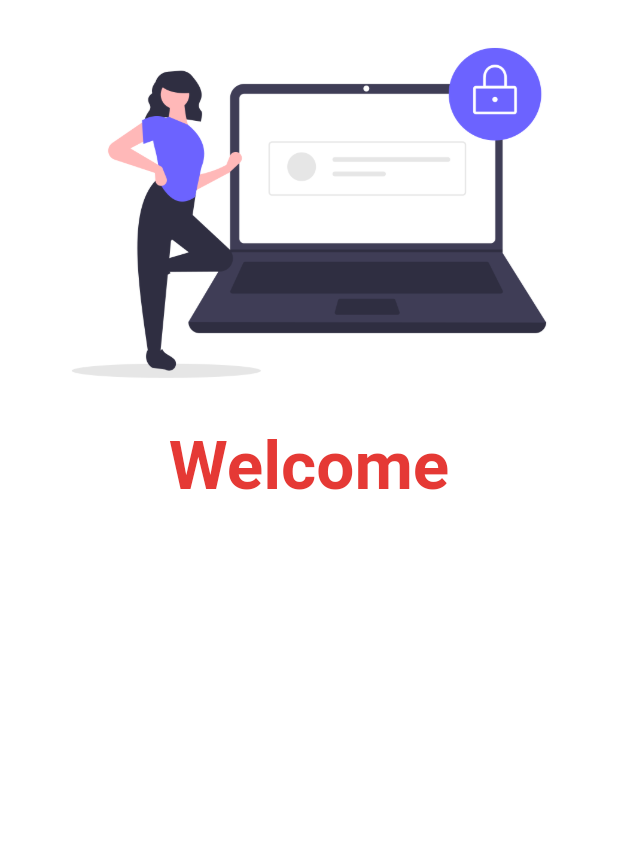
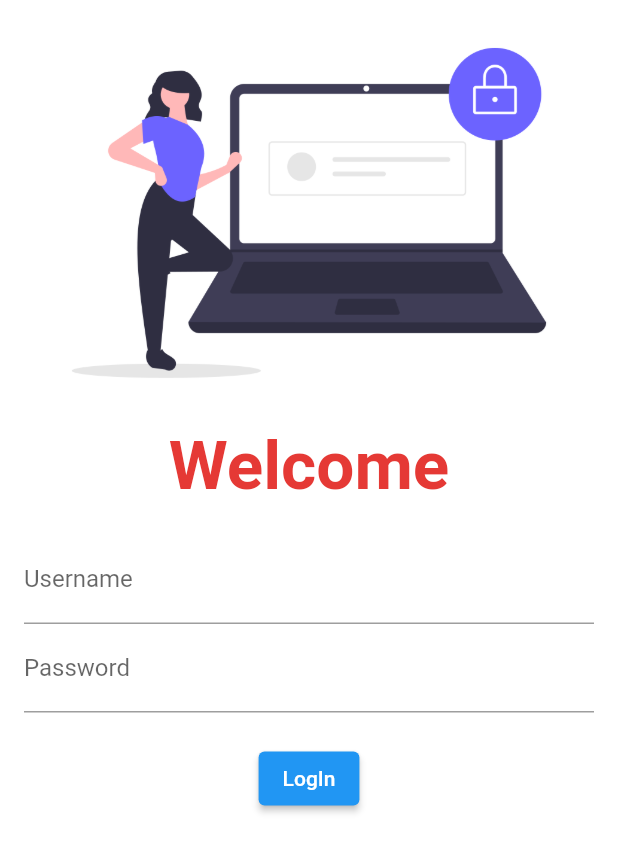
Before and after one commit to cmonitishofficial/LearningStartedFlutter, a Flutter app: the screen it shows after launch, on a phone screen of 412 x 824 dp. Shown: the top 852 px of the screen. Run offline on Flutter 3.47's test engine with Material 2 defaults, Android fonts, the phone set to English and light mode, and no system bars; our stand-ins replace google_fonts.

Commit message:
Day4 completed

```diff
--- a/lib/main.dart
+++ b/lib/main.dart
@@ -1,6 +1,7 @@
 import 'package:flutter/material.dart';
 import 'package:flutter_catalog/screens/home_page.dart';
 import 'package:flutter_catalog/screens/login_page.dart';
+import 'package:google_fonts/google_fonts.dart';
 // import 'package:flutter_catalog/screens/login_page.dart';
 
 void main() {
@@ -21,11 +22,12 @@ class MyApp extends StatelessWidget {
       // darkTheme: ThemeData(brightness: Brightness.dark),
 
 
-       themeMode:  ThemeMode.dark,
+       themeMode:  ThemeMode.light,
         darkTheme: ThemeData
         (
           primarySwatch: Colors.indigo,
-          brightness: Brightness.dark
+          brightness: Brightness.light,
+         fontFamily: GoogleFonts.balooBhai().fontFamily
         ),
 
       //light Theme
--- a/lib/screens/login_page.dart
+++ b/lib/screens/login_page.dart
@@ -9,25 +9,51 @@ class LogInPage extends StatelessWidget {
       color: Colors.white,
       child: Column(
         children: [
-        Image.asset("assets/images/login_img.png",
+          Image.asset(
+            "assets/images/login_img.png",
             fit: BoxFit.cover,
           ),
+          // SizedBox(height: 50.0,),
           Text(
-
             "Welcome",
-              style: TextStyle
-              (
-                fontSize:30,
+            style: TextStyle(
+                fontSize: 30,
                 fontWeight: FontWeight.bold,
-                color: Colors.red[600]
+                color: Colors.red[600]),
+            textScaleFactor: 1.5,
           ),
-
-              textScaleFactor: 1.5,
-
+          // SizedBox(height: 20.0,),
+          Padding(
+            // padding: const EdgeInsets.all(20.0),
+            padding: const EdgeInsets.symmetric(vertical: 20.0,horizontal: 16.0),
+            child: Column(
+              children: [
+                TextFormField(
+                  decoration: InputDecoration(
+                    hintText: "Enter Username",
+                    labelText: "Username",
+                  ),
+                ),
+                TextFormField(
+                  obscureText: true,
+                  decoration: InputDecoration(
+                    hintText: "Enter Password",
+                    // hintStyle: Hint,
+                    labelText: "Password",
+                  ),
+                ),
+                SizedBox(height: 20.0,),
+                ElevatedButton(onPressed: neelam, child:Text("LogIn"),
+                style: TextButton.styleFrom())
+              ],
+            ),
           )
         ],
-    )
-
+      ),
     );
   }
+
+  void neelam() {
+    print("Hii Neelam");
   }
+}
--- a/pubspec.yaml
+++ b/pubspec.yaml
@@ -28,6 +28,8 @@ dependencies:
   # The following adds the Cupertino Icons font to your application.
   # Use with the CupertinoIcons class for iOS style icons.
   cupertino_icons: ^1.0.2
+  google_fonts: ^2.1.0
+
 
 dev_dependencies:
   flutter_test:
```
Also changed, not shown: pubspec.lock. Lines whose indentation alone changed are shown as unchanged.
